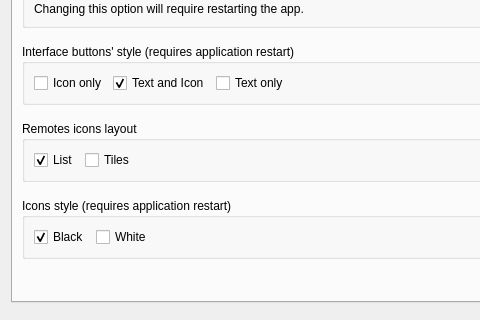
The window that src/preferences_dialog.ui (holazt/RcloneBrowser) describes before a commit, drawn with Qt 5; both pictures show x 0 to 480 and y 352 to 672 of the 820 by 771 pixel window.
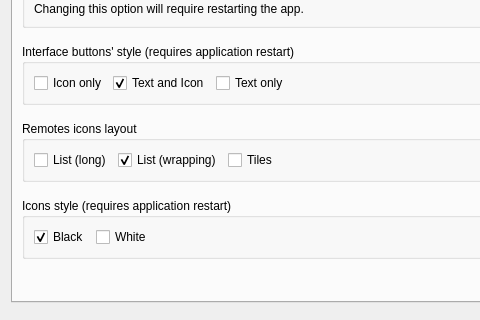
The same window after the commit. The open tabs and pages were chosen to show the change.

Commit message: added long list to remotes view

Diff of the .ui file:
```diff
--- a/src/preferences_dialog.ui
+++ b/src/preferences_dialog.ui
@@ -617,10 +617,20 @@
           <string>Remotes icons layout</string>
          </property>
          <layout class="QHBoxLayout" name="horizontalLayout_2">
+          <item>
+           <widget class="QCheckBox" name="cb_longList">
+            <property name="text">
+             <string>List (long)</string>
+            </property>
+            <property name="autoExclusive">
+             <bool>true</bool>
+            </property>
+           </widget>
+          </item>
           <item>
            <widget class="QCheckBox" name="cb_list">
             <property name="text">
-             <string>List</string>
+             <string>List (wrapping)</string>
             </property>
             <property name="checked">
              <bool>true</bool>
```
Left out of the diff: 2 changed lines with no effect on the pictures. The commit also changes 3 other files.
